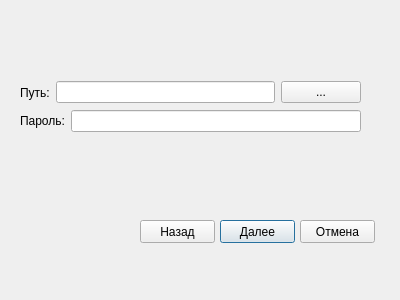
Qt form Dialogs/importdatabasedialog.ui (ioTardis/PasswordManager) before a commit.
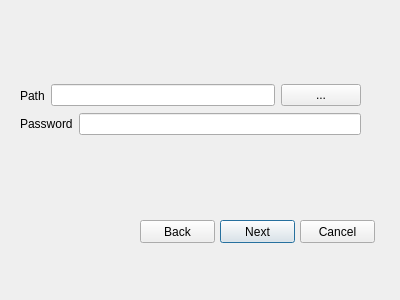
The same form after that commit.

What changed in the file:
```diff
--- a/Dialogs/importdatabasedialog.ui
+++ b/Dialogs/importdatabasedialog.ui
@@ -23,7 +23,7 @@
     </rect>
    </property>
    <property name="text">
-    <string>Далее</string>
+    <string>Next</string>
    </property>
   </widget>
   <widget class="QWidget" name="layoutWidget">
@@ -32,14 +32,14 @@
      <x>20</x>
      <y>110</y>
      <width>341</width>
-     <height>22</height>
+     <height>28</height>
     </rect>
    </property>
    <layout class="QHBoxLayout" name="horizontalLayout_5">
     <item>
      <widget class="QLabel" name="PasswordLabel">
       <property name="text">
-       <string>Пароль:</string>
+       <string>Password</string>
       </property>
      </widget>
     </item>
@@ -58,14 +58,14 @@
      <x>20</x>
      <y>80</y>
      <width>341</width>
-     <height>25</height>
+     <height>31</height>
     </rect>
    </property>
    <layout class="QHBoxLayout" name="horizontalLayout_6">
     <item>
      <widget class="QLabel" name="PathLabel">
       <property name="text">
-       <string>Путь:</string>
+       <string>Path</string>
       </property>
      </widget>
     </item>
@@ -98,7 +98,7 @@
     </rect>
    </property>
    <property name="text">
-    <string>Отмена</string>
+    <string>Cancel</string>
    </property>
   </widget>
   <widget class="QPushButton" name="BackButton">
@@ -111,7 +111,7 @@
     </rect>
    </property>
    <property name="text">
-    <string>Назад</string>
+    <string>Back</string>
    </property>
   </widget>
  </widget>
```
Left out of the diff: 2 changed lines with no effect on the pictures.
